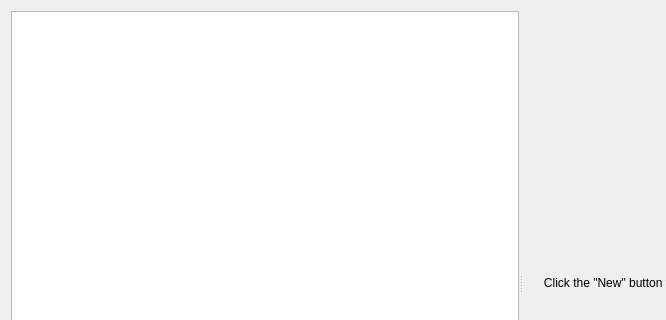
The window that src/brickv/plugin_system/plugins/red/ui/red_tab_program.ui (Tinkerforge/brickv) describes before a commit, drawn with Qt 5; both pictures show x 0 to 666 and y 0 to 320 of the 831 by 566 pixel window.
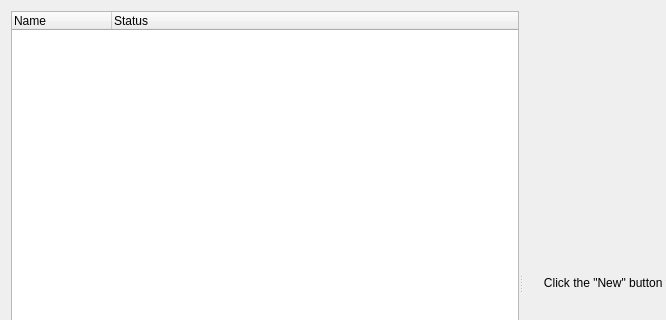
The same window after the commit.

Commit message: red-brick: Add status column to program list

The edit to the form file:
```diff
--- a/src/brickv/plugin_system/plugins/red/ui/red_tab_program.ui
+++ b/src/brickv/plugin_system/plugins/red/ui/red_tab_program.ui
@@ -24,9 +24,6 @@
      </property>
      <widget class="QWidget" name="layoutWidget">
       <layout class="QGridLayout" name="gridLayout">
-       <item row="0" column="0">
-        <widget class="QListWidget" name="list_programs"/>
-       </item>
        <item row="3" column="0">
         <widget class="QPushButton" name="button_new">
          <property name="text">
@@ -61,6 +58,29 @@
          </property>
         </widget>
        </item>
+       <item row="0" column="0">
+        <widget class="QTreeWidget" name="tree_programs">
+         <property name="editTriggers">
+          <set>QAbstractItemView::NoEditTriggers</set>
+         </property>
+         <property name="rootIsDecorated">
+          <bool>false</bool>
+         </property>
+         <property name="uniformRowHeights">
+          <bool>true</bool>
+         </property>
+         <column>
+          <property name="text">
+           <string>Name</string>
+          </property>
+         </column>
+         <column>
+          <property name="text">
+           <string>Status</string>
+          </property>
+         </column>
+        </widget>
+       </item>
       </layout>
      </widget>
      <widget class="QStackedWidget" name="stacked_container">
```
Left out of the diff: 2 changed lines with no effect on the pictures. The commit also changes 4 other files.
